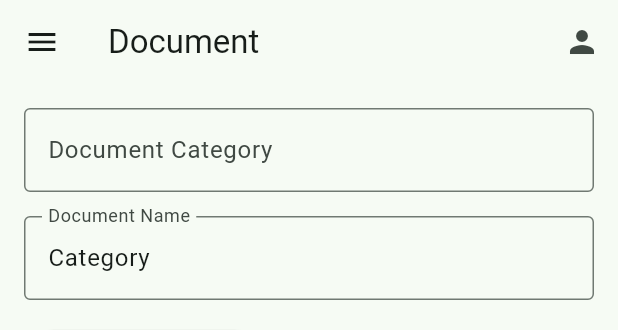
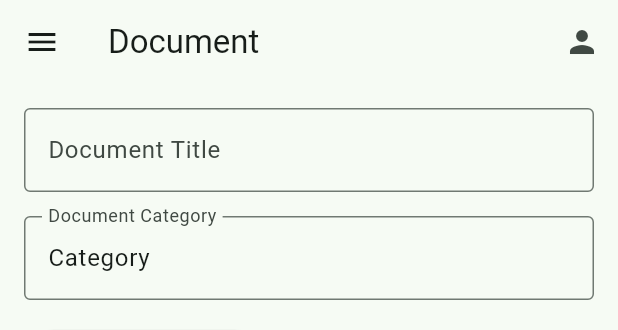
Before and after one commit to serix123/mobile-app, a Flutter app: the DocumentEditScreen widget shown alone on an empty page, opened directly, on a phone screen of 412 x 824 dp. Shown: the top 330 px of the screen. Run offline on Flutter 3.47's test engine with Material 3 defaults, Android fonts, the phone set to English and light mode, and no system bars; our stand-ins replace file_picker, flutter_secure_storage; accounts and stored records are empty; network calls fail.

Commit message:
major revisions - issue, document, notice, and events

```diff
--- a/lib/Features/Documents/Presentation/document.form.dart
+++ b/lib/Features/Documents/Presentation/document.form.dart
@@ -298,7 +298,7 @@ class _DocumentEditScreenState extends State<DocumentEditScreen> {
                 TextFormField(
                   controller: _titleController,
                   decoration: const InputDecoration(
-                    labelText: 'Document Category',
+                    labelText: 'Document Title',
                     border: OutlineInputBorder(),
                   ),
                   validator: (value) {
@@ -358,7 +358,7 @@ class _DocumentEditScreenState extends State<DocumentEditScreen> {
                 child: AbsorbPointer(
                   child: TextFormField(
                     decoration: const InputDecoration(
-                      labelText: 'Document Name',
+                      labelText: 'Document Category',
                       border: OutlineInputBorder(),
                     ),
                     controller: TextEditingController(
```
